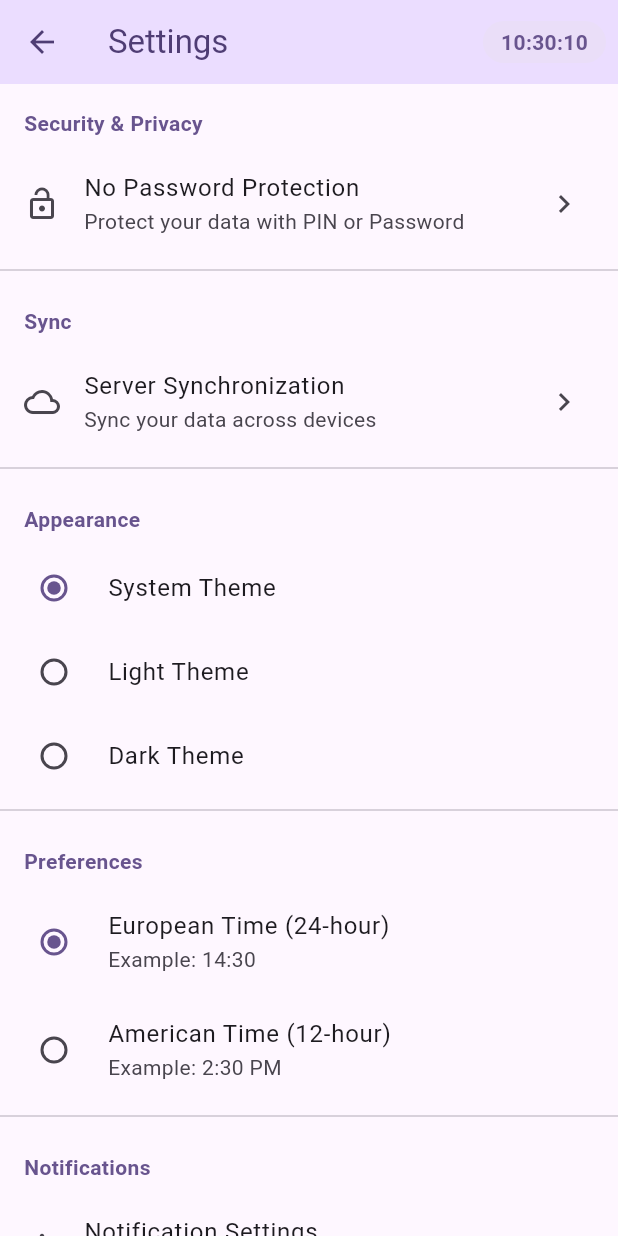
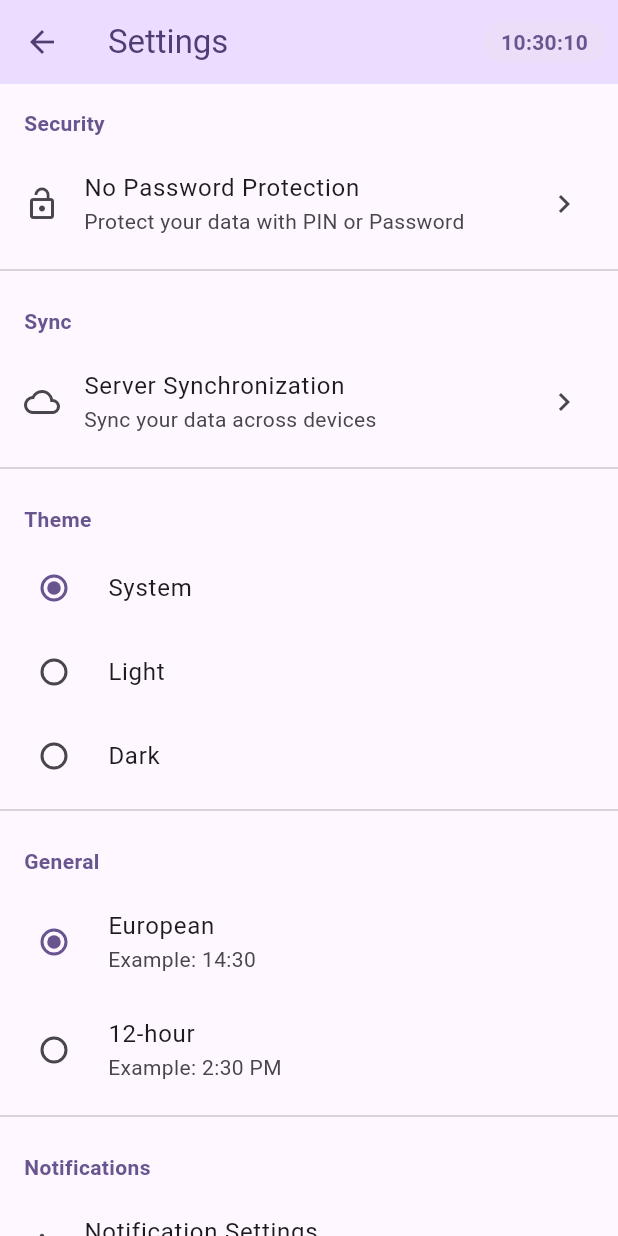
Before and after one commit to Blackyfi/todo_app, a Flutter app: the screen it shows after launch, tab 2 chosen, after a tap on the "settings" icon, on a phone screen of 412 x 824 dp. Run offline on Flutter 3.47's test engine with Material 3 defaults, Android fonts, the phone set to English and light mode, and no system bars; our stand-ins replace connectivity_plus, device_info_plus, file_picker, fl_chart, flutter_local_notifications, flutter_riverpod and 8 more; missing offline and left inert: app_settings, home_widget; accounts and stored records are empty.

```diff
--- a/mobile_app/lib/features/categories/screens/categories_screen.dart
+++ b/mobile_app/lib/features/categories/screens/categories_screen.dart
@@ -6,6 +6,7 @@ import 'package:todo_app/core/database/repository/category_repository.dart' as c
 import 'package:todo_app/core/database/repository/task_repository.dart' as task_repository;
 import 'package:todo_app/features/categories/widgets/category_dialog.dart';
 import 'package:todo_app/features/categories/widgets/category_list_item.dart';
+import 'package:todo_app/l10n/app_localizations.dart';
 
 class CategoriesScreen extends mat.StatefulWidget {
   const CategoriesScreen({super.key});
@@ -102,12 +103,13 @@ class _CategoriesScreenState extends mat.State<CategoriesScreen> {
   }
 
   Future<void> _deleteCategory(category_model.Category category) async {
+    final l10n = AppLocalizations.of(context)!;
     final taskCount = _taskCountsByCategory[category.id] ?? 0;
 
     final confirmed = await mat.showDialog<bool>(
       context: context,
       builder: (context) => mat.AlertDialog(
-        title: const mat.Text('Delete Category'),
+        title: mat.Text(l10n.deleteCategoryConfirmation),
         content: mat.Text(
           taskCount > 0
               ? 'Are you sure you want to delete "${category.name}"? This category contains $taskCount task(s) and deleting it will also delete all associated tasks.'
@@ -116,12 +118,12 @@ class _CategoriesScreenState extends mat.State<CategoriesScreen> {
         actions: [
           mat.TextButton(
             onPressed: () => mat.Navigator.of(context).pop(false),
-            child: const mat.Text('CANCEL'),
+            child: mat.Text(l10n.cancel),
           ),
           mat.TextButton(
             onPressed: () => mat.Navigator.of(context).pop(true),
             child: mat.Text(
-              'DELETE',
+              l10n.delete,
               style: mat.TextStyle(color: mat.Theme.of(context).colorScheme.error),
             ),
           ),
@@ -136,8 +138,8 @@ class _CategoriesScreenState extends mat.State<CategoriesScreen> {
 
         if (mounted) {
           mat.ScaffoldMessenger.of(context).showSnackBar(
-            const mat.SnackBar(
-              content: mat.Text('Category deleted'),
+            mat.SnackBar(
+              content: mat.Text(l10n.categoryDeleted),
             ),
           );
         }
@@ -155,17 +157,19 @@ class _CategoriesScreenState extends mat.State<CategoriesScreen> {
 
   @override
   mat.Widget build(mat.BuildContext context) {
+    final l10n = AppLocalizations.of(context)!;
+
     return mat.Scaffold(
       appBar: mat.AppBar(
-        title: const mat.Text('Categories'),
+        title: mat.Text(l10n.categories),
       ),
       body: _isLoading
           ? const mat.Center(child: mat.CircularProgressIndicator())
           : _categories.isEmpty
               ? empty_state.EmptyState(
-                  message: 'No categories found',
+                  message: l10n.noCategoriesFound,
                   icon: mat.Icons.category,
-                  actionLabel: 'Add Category',
+                  actionLabel: l10n.addCategory,
                   onActionPressed: () => _showAddEditCategoryDialog(),
                 )
               : mat.ListView.builder(
--- a/mobile_app/lib/features/settings/screens/settings_screen.dart
+++ b/mobile_app/lib/features/settings/screens/settings_screen.dart
@@ -20,6 +20,7 @@ import 'package:todo_app/core/database/repository/shopping_repository.dart';
 import 'package:todo_app/features/sync/services/sync_provider.dart' as sync_provider;
 import 'package:todo_app/features/sync/screens/sync_settings_screen.dart' as sync_screen;
 import 'package:todo_app/features/sync/models/sync_status.dart' as sync_status;
+import 'package:todo_app/l10n/app_localizations.dart';
 
 class SettingsScreen extends StatefulWidget {
   const SettingsScreen({super.key});
@@ -258,18 +259,19 @@ class _SettingsScreenState extends State<SettingsScreen> {
 
   @override
   Widget build(BuildContext context) {
+    final l10n = AppLocalizations.of(context)!;
     final timeFormatProvider = Provider.of<TimeFormatProvider>(context);
 
     return Scaffold(
-      appBar: const AppBarWithTime(
-        title: 'Settings',
+      appBar: AppBarWithTime(
+        title: l10n.settings,
       ),
       body: _isLoading
           ? const Center(child: CircularProgressIndicator())
           : ListView(
               children: [
                 _buildSection(
-                  title: 'Security & Privacy',
+                  title: l10n.security,
                   children: [
                     _buildSecuritySettings(),
                   ],
@@ -281,19 +283,19 @@ class _SettingsScreenState extends State<SettingsScreen> {
                   ],
                 ),
                 _buildSection(
-                  title: 'Appearance',
+                  title: l10n.theme,
                   children: [
                     _buildThemeSelector(),
                   ],
                 ),
                 _buildSection(
-                  title: 'Preferences',
+                  title: l10n.general,
                   children: [
                     _buildTimeFormatSelector(timeFormatProvider),
                   ],
                 ),
                 _buildSection(
-                  title: 'Notifications', // Add this section
+                  title: l10n.notifications, // Add this section
                   children: [
                     _buildNotificationSettings(),
                   ],
@@ -327,7 +329,7 @@ class _SettingsScreenState extends State<SettingsScreen> {
                   children: [
                     ListTile(
                       leading: const Icon(Icons.bug_report),
-                      title: const Text('View Logs'),
+                      title: Text(l10n.viewLogs),
                       subtitle: const Text('View application error logs'),
                       trailing: const Icon(Icons.chevron_right),
                       onTap: () {
@@ -341,16 +343,16 @@ class _SettingsScreenState extends State<SettingsScreen> {
                   ],
                 ),
                 _buildSection(
-                  title: 'About',
+                  title: l10n.about,
                   children: [
                     ListTile(
                       leading: const Icon(Icons.info),
-                      title: const Text('Version'),
+                      title: Text(l10n.version),
                       subtitle: Text(_appVersion),
                     ),
                     ListTile(
                       leading: const Icon(Icons.description),
-                      title: const Text('License'),
+                      title: Text(l10n.license),
                       subtitle: const Text('MIT License'),
                       trailing: const Icon(Icons.chevron_right),
                       onTap: () {
@@ -391,21 +393,23 @@ class _SettingsScreenState extends State<SettingsScreen> {
   }
 
   Widget _buildThemeSelector() {
+    final l10n = AppLocalizations.of(context)!;
+
     return RadioGroup<ThemeMode>(
       groupValue: _themeMode,
       onChanged: (value) => _setThemeMode(value!),
       child: Column(
         children: [
           RadioListTile<ThemeMode>(
-            title: const Text('System Theme'),
+            title: Text(l10n.systemTheme),
             value: ThemeMode.system,
           ),
           RadioListTile<ThemeMode>(
-            title: const Text('Light Theme'),
+            title: Text(l10n.lightTheme),
             value: ThemeMode.light,
           ),
           RadioListTile<ThemeMode>(
-            title: const Text('Dark Theme'),
+            title: Text(l10n.darkTheme),
             value: ThemeMode.dark,
           ),
         ],
@@ -414,18 +418,20 @@ class _SettingsScreenState extends State<SettingsScreen> {
   }
 
   Widget _buildTimeFormatSelector(TimeFormatProvider provider) {
+    final l10n = AppLocalizations.of(context)!;
+
     return RadioGroup<TimeFormat>(
       groupValue: provider.timeFormat,
       onChanged: (value) => provider.setTimeFormat(value!),
       child: Column(
         children: [
           RadioListTile<TimeFormat>(
-            title: const Text('European Time (24-hour)'),
+            title: Text(l10n.european),
             subtitle: const Text('Example: 14:30'),
             value: TimeFormat.european,
           ),
           RadioListTile<TimeFormat>(
-            title: const Text('American Time (12-hour)'),
+            title: Text(l10n.twelveHour),
             subtitle: const Text('Example: 2:30 PM'),
             value: TimeFormat.american,
           ),
--- a/mobile_app/lib/features/statistics/screens/statistics_screen.dart
+++ b/mobile_app/lib/features/statistics/screens/statistics_screen.dart
@@ -7,6 +7,7 @@ import 'package:todo_app/core/database/repository/category_repository.dart' as c
 import 'package:todo_app/features/statistics/widgets/summary_card.dart' as summary_card;
 import 'package:todo_app/features/statistics/widgets/chart_cards.dart' as chart_cards;
 import 'package:todo_app/features/statistics/utils/statistics_helpers.dart' as statistics_helpers;
+import 'package:todo_app/l10n/app_localizations.dart';
 
 class StatisticsScreen extends mat.StatefulWidget {
   const StatisticsScreen({super.key});
@@ -60,9 +61,11 @@ class _StatisticsScreenState extends mat.State<StatisticsScreen> {
 
   @override
   mat.Widget build(mat.BuildContext context) {
+    final l10n = AppLocalizations.of(context)!;
+
     return mat.Scaffold(
       appBar: mat.AppBar(
-        title: const mat.Text('Statistics'),
+        title: mat.Text(l10n.statistics),
       ),
       body: _isLoading
           ? const mat.Center(child: mat.CircularProgressIndicator())
--- a/mobile_app/lib/features/tasks/screens/home_screen.dart
+++ b/mobile_app/lib/features/tasks/screens/home_screen.dart
@@ -16,6 +16,7 @@ import 'package:todo_app/features/statistics/screens/statistics_screen.dart';
 import 'package:todo_app/core/widgets/services/widget_service.dart';
 import 'package:shared_preferences/shared_preferences.dart';
 import 'package:todo_app/main.dart' show globalDataChangeNotifier;
+import 'package:todo_app/l10n/app_localizations.dart';
 
 class HomeScreen extends mat.StatefulWidget {
   const HomeScreen({super.key});
@@ -260,8 +261,9 @@ class _HomeScreenState extends mat.State<HomeScreen> with mat.SingleTickerProvid
       await _logger.logInfo('Task deleted: ID=$taskId');
 
       if (mounted) {
+        final l10n = AppLocalizations.of(context)!;
         mat.ScaffoldMessenger.of(context).showSnackBar(
-          const mat.SnackBar(content: mat.Text('Task deleted')),
+          mat.SnackBar(content: mat.Text(l10n.taskDeleted)),
         );
       }
     } catch (e, stackTrace) {
@@ -345,11 +347,12 @@ class _HomeScreenState extends mat.State<HomeScreen> with mat.SingleTickerProvid
 
   @override
   mat.Widget build(mat.BuildContext context) {
+    final l10n = AppLocalizations.of(context)!;
     final filteredTasks = _getFilteredTasks();
 
     return mat.Scaffold(
       appBar: mat.AppBar(
-        title: const mat.Text('Todo App'),
+        title: mat.Text(l10n.appName),
         actions: _tabController.index == 0 ? [
           mat.PopupMenuButton<String>(
             onSelected: (value) {
@@ -358,25 +361,25 @@ class _HomeScreenState extends mat.State<HomeScreen> with mat.SingleTickerProvid
               });
             },
             itemBuilder: (context) => [
-              const mat.PopupMenuItem(
+              mat.PopupMenuItem(
                 value: app_constants.AppConstants.allTasks,
-                child: mat.Text('All Tasks'),
+                child: mat.Text(l10n.allTasks),
               ),
-              const mat.PopupMenuItem(
+              mat.PopupMenuItem(
                 value: app_constants.AppConstants.completedTasks,
-                child: mat.Text('Completed'),
+                child: mat.Text(l10n.completedTasks),
               ),
-              const mat.PopupMenuItem(
+              mat.PopupMenuItem(
                 value: app_constants.AppConstants.incompleteTasks,
-                child: mat.Text('Incomplete'),
+                child: mat.Text(l10n.incompleteTasks),
               ),
-              const mat.PopupMenuItem(
+              mat.PopupMenuItem(
                 value: app_constants.AppConstants.todayTasks,
-                child: mat.Text('Today'),
+                child: mat.Text(l10n.todayTasks),
               ),
-              const mat.PopupMenuItem(
+              mat.PopupMenuItem(
                 value: app_constants.AppConstants.upcomingTasks,
-                child: mat.Text('Upcoming'),
+                child: mat.Text(l10n.upcomingTasks),
               ),
             ],
           ),
@@ -389,23 +392,23 @@ class _HomeScreenState extends mat.State<HomeScreen> with mat.SingleTickerProvid
           mat.IconButton(
             icon: const mat.Icon(mat.Icons.shopping_cart),
             onPressed: _navigateToShoppingLists,
-            tooltip: 'Shopping Lists',
+            tooltip: l10n.shoppingLists,
           ),
           mat.IconButton(
             icon: const mat.Icon(mat.Icons.settings),
             onPressed: _navigateToSettings,
-            tooltip: 'Settings',
+            tooltip: l10n.settings,
           ),
         ] : [
           mat.IconButton(
             icon: const mat.Icon(mat.Icons.shopping_cart),
             onPressed: _navigateToShoppingLists,
-            tooltip: 'Shopping Lists',
+            tooltip: l10n.shoppingLists,
           ),
           mat.IconButton(
             icon: const mat.Icon(mat.Icons.settings),
             onPressed: _navigateToSettings,
-            tooltip: 'Settings',
+            tooltip: l10n.settings,
           ),
         ],
         bottom: mat.TabBar(
@@ -413,10 +416,10 @@ class _HomeScreenState extends mat.State<HomeScreen> with mat.SingleTickerProvid
           onTap: (index) {
             setState(() {}); // Refresh to update app bar actions
           },
-          tabs: const [
-            mat.Tab(text: 'Tasks'),
-            mat.Tab(text: 'Categories'),
-            mat.Tab(text: 'Statistics'),
+          tabs: [
+            mat.Tab(text: l10n.tasks),
+            mat.Tab(text: l10n.categories),
+            mat.Tab(text: l10n.statistics),
           ],
         ),
       ),
@@ -430,9 +433,9 @@ class _HomeScreenState extends mat.State<HomeScreen> with mat.SingleTickerProvid
                   onRefresh: _loadData,
                   child: filteredTasks.isEmpty
                       ? empty_state.EmptyState(
-                          message: 'No tasks found',
+                          message: l10n.noTasksFound,
                           icon: mat.Icons.task_alt,
-                          actionLabel: 'Add Task',
+                          actionLabel: l10n.addTask,
                           onActionPressed: _navigateToAddTask,
                         )
                       : mat.ListView.builder(
```
Also changed, not shown: mobile_app/lib/features/tasks/screens/add_edit_task_screen.dart (+5 -2 lines), mobile_app/lib/features/tasks/screens/task_details_screen.dart (+10 -6 lines).
